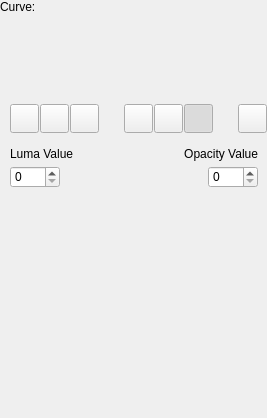
First picture: the form in src/imagefilter_lumakeyer/filterwidget.ui, repository deiflou/ibp, before the edit.
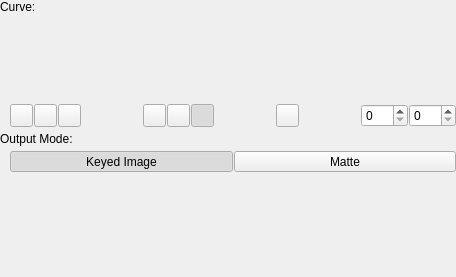
Second picture: the form after the edit. Icons and pictures are not drawn. Custom widgets are drawn as their Qt base class.

Commit message:
Added HSL Keyer image filter
* Added HSL Keyer image filter
* Added hsl keying curves paint delegate

```diff
--- a/src/imagefilter_lumakeyer/filterwidget.ui
+++ b/src/imagefilter_lumakeyer/filterwidget.ui
@@ -6,20 +6,22 @@
    <rect>
     <x>0</x>
     <y>0</y>
-    <width>267</width>
-    <height>418</height>
+    <width>456</width>
+    <height>277</height>
    </rect>
   </property>
   <property name="windowTitle">
    <string>Form</string>
   </property>
   <property name="styleSheet">
-   <string notr="true">QToolButton
+   <string notr="true">#mButtonZoomIn, #mButtonZoomOut, #mButtonZoom100,
+#mButtonInterpolationModeFlat, #mButtonInterpolationModeLinear, #mButtonInterpolationModeSmooth,
+#mButtonInverted
 {
-	padding: 4px;
+	padding: 1px;
 }</string>
   </property>
-  <layout class="QVBoxLayout" name="verticalLayout" stretch="0,0,1">
+  <layout class="QVBoxLayout" name="verticalLayout" stretch="0,0,0,0,1">
    <property name="spacing">
     <number>5</number>
    </property>
@@ -43,19 +45,14 @@
     </widget>
    </item>
    <item>
-    <layout class="QHBoxLayout" name="horizontalLayout_2">
-     <property name="spacing">
-      <number>0</number>
-     </property>
-     <item>
       <layout class="QVBoxLayout" name="verticalLayout_2">
        <property name="spacing">
         <number>5</number>
        </property>
        <item>
-        <layout class="QHBoxLayout" name="mLayoutCurves">
+      <layout class="QHBoxLayout" name="mLayoutCurves" stretch="1">
          <property name="spacing">
-          <number>0</number>
+        <number>5</number>
          </property>
          <property name="leftMargin">
           <number>10</number>
@@ -68,14 +65,20 @@
              <height>80</height>
             </size>
            </property>
+         <property name="maximumSize">
+          <size>
+           <width>16777215</width>
+           <height>80</height>
+          </size>
+         </property>
           </widget>
          </item>
         </layout>
        </item>
        <item>
-        <layout class="QHBoxLayout" name="horizontalLayout_3" stretch="0,1,0,1,0">
+      <layout class="QHBoxLayout" name="horizontalLayout_3" stretch="0,1,0,1,0,1,0">
          <property name="spacing">
-          <number>5</number>
+        <number>0</number>
          </property>
          <property name="leftMargin">
           <number>10</number>
@@ -145,8 +148,8 @@
            </property>
            <property name="sizeHint" stdset="0">
             <size>
-             <width>40</width>
-             <height>20</height>
+           <width>5</width>
+           <height>0</height>
             </size>
            </property>
           </spacer>
@@ -264,8 +267,8 @@
            </property>
            <property name="sizeHint" stdset="0">
             <size>
-             <width>40</width>
-             <height>20</height>
+           <width>5</width>
+           <height>0</height>
             </size>
            </property>
           </spacer>
@@ -290,53 +293,34 @@
            </property>
           </widget>
          </item>
-        </layout>
-       </item>
        <item>
-        <widget class="QWidget" name="mWidgetContainerSpins" native="true">
-         <layout class="QVBoxLayout" name="verticalLayout_7">
-          <property name="spacing">
-           <number>5</number>
-          </property>
-          <property name="leftMargin">
-           <number>10</number>
-          </property>
-          <item>
-           <layout class="QHBoxLayout" name="horizontalLayout_5">
-            <property name="spacing">
-             <number>5</number>
-            </property>
-            <item>
-             <widget class="QLabel" name="label_6">
-              <property name="text">
-               <string>Luma Value</string>
-              </property>
-             </widget>
-            </item>
-            <item>
-             <widget class="QLabel" name="label_5">
-              <property name="text">
-               <string>Opacity Value</string>
-              </property>
-              <property name="alignment">
-               <set>Qt::AlignRight|Qt::AlignTrailing|Qt::AlignVCenter</set>
-              </property>
-             </widget>
-            </item>
-           </layout>
+        <spacer name="horizontalSpacer_3">
+         <property name="orientation">
+          <enum>Qt::Horizontal</enum>
+         </property>
+         <property name="sizeHint" stdset="0">
+          <size>
+           <width>5</width>
+           <height>0</height>
+          </size>
+         </property>
+        </spacer>
           </item>
           <item>
            <layout class="QHBoxLayout" name="horizontalLayout_4">
             <property name="spacing">
-             <number>0</number>
+          <number>1</number>
             </property>
             <item>
              <widget class="QDoubleSpinBox" name="mSpinLumaValue">
-              <property name="minimumSize">
-               <size>
-                <width>50</width>
-                <height>0</height>
-               </size>
+           <property name="sizePolicy">
+            <sizepolicy hsizetype="Minimum" vsizetype="Preferred">
+             <horstretch>0</horstretch>
+             <verstretch>0</verstretch>
+            </sizepolicy>
+           </property>
+           <property name="toolTip">
+            <string>Luma value</string>
               </property>
               <property name="decimals">
                <number>0</number>
@@ -346,26 +330,16 @@
               </property>
              </widget>
             </item>
-            <item>
-             <spacer name="horizontalSpacer_6">
-              <property name="orientation">
-               <enum>Qt::Horizontal</enum>
-              </property>
-              <property name="sizeHint" stdset="0">
-               <size>
-                <width>40</width>
-                <height>20</height>
-               </size>
-              </property>
-             </spacer>
-            </item>
             <item>
              <widget class="QDoubleSpinBox" name="mSpinOpacityValue">
-              <property name="minimumSize">
-               <size>
-                <width>50</width>
-                <height>0</height>
-               </size>
+           <property name="sizePolicy">
+            <sizepolicy hsizetype="Minimum" vsizetype="Preferred">
+             <horstretch>0</horstretch>
+             <verstretch>0</verstretch>
+            </sizepolicy>
+           </property>
+           <property name="toolTip">
+            <string>Opacity value</string>
               </property>
               <property name="decimals">
                <number>0</number>
@@ -378,9 +352,76 @@
            </layout>
           </item>
          </layout>
-        </widget>
-       </item>
-      </layout>
+     </item>
+    </layout>
+   </item>
+   <item>
+    <widget class="QLabel" name="label">
+     <property name="text">
+      <string>Output Mode:</string>
+     </property>
+    </widget>
+   </item>
+   <item>
+    <layout class="QHBoxLayout" name="horizontalLayout_2">
+     <property name="spacing">
+      <number>1</number>
+     </property>
+     <property name="leftMargin">
+      <number>10</number>
+     </property>
+     <item>
+      <widget class="QToolButton" name="mButtonOutputModeKeyedImage">
+       <property name="sizePolicy">
+        <sizepolicy hsizetype="Preferred" vsizetype="Preferred">
+         <horstretch>0</horstretch>
+         <verstretch>0</verstretch>
+        </sizepolicy>
+       </property>
+       <property name="text">
+        <string>Keyed Image</string>
+       </property>
+       <property name="checkable">
+        <bool>true</bool>
+       </property>
+       <property name="checked">
+        <bool>true</bool>
+       </property>
+       <property name="autoExclusive">
+        <bool>true</bool>
+       </property>
+       <property name="class" stdset="0">
+        <string>cFlatOptionButton</string>
+       </property>
+       <attribute name="buttonGroup">
+        <string notr="true">buttonGroup</string>
+       </attribute>
+      </widget>
+     </item>
+     <item>
+      <widget class="QToolButton" name="mButtonOutputModeMatte">
+       <property name="sizePolicy">
+        <sizepolicy hsizetype="Preferred" vsizetype="Preferred">
+         <horstretch>0</horstretch>
+         <verstretch>0</verstretch>
+        </sizepolicy>
+       </property>
+       <property name="text">
+        <string>Matte</string>
+       </property>
+       <property name="checkable">
+        <bool>true</bool>
+       </property>
+       <property name="autoExclusive">
+        <bool>true</bool>
+       </property>
+       <property name="class" stdset="0">
+        <string>cFlatOptionButton</string>
+       </property>
+       <attribute name="buttonGroup">
+        <string notr="true">buttonGroup</string>
+       </attribute>
+      </widget>
      </item>
     </layout>
    </item>
```
Left out of the diff: 1 changed line with no effect on the pictures. Lines whose indentation alone changed are shown as unchanged. The commit also changes 24 other files.
